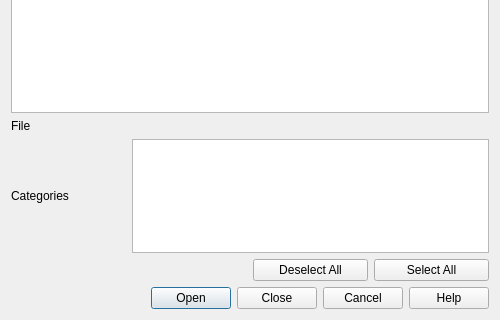
First picture: the form in src/ui/qgsvectorlayerloadstyledialog.ui, repository qgis/QGIS, before the edit; both pictures show x 0 to 500 and y 277 to 597 of the 500 by 597 pixel window.
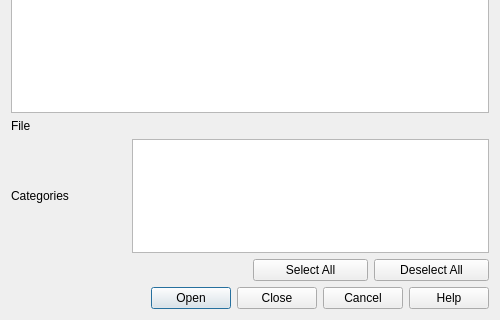
Second picture: the form after the edit. Custom widgets are drawn as their Qt base class.

Commit message: reorder buttons and adapt function names

Patch:
```diff
--- a/src/ui/qgsvectorlayerloadstyledialog.ui
+++ b/src/ui/qgsvectorlayerloadstyledialog.ui
@@ -116,14 +116,14 @@
    <item row="4" column="2">
     <widget class="QPushButton" name="mHideAllButton">
      <property name="text">
-      <string>Deselect All</string>
+      <string>Select All</string>
      </property>
     </widget>
    </item>
    <item row="4" column="3">
     <widget class="QPushButton" name="mShowAllButton">
      <property name="text">
-      <string>Select All</string>
+      <string>Deselect All</string>
      </property>
     </widget>
    </item>
```
Left out of the diff: 4 changed lines with no effect on the pictures. The commit also changes 4 other files.
